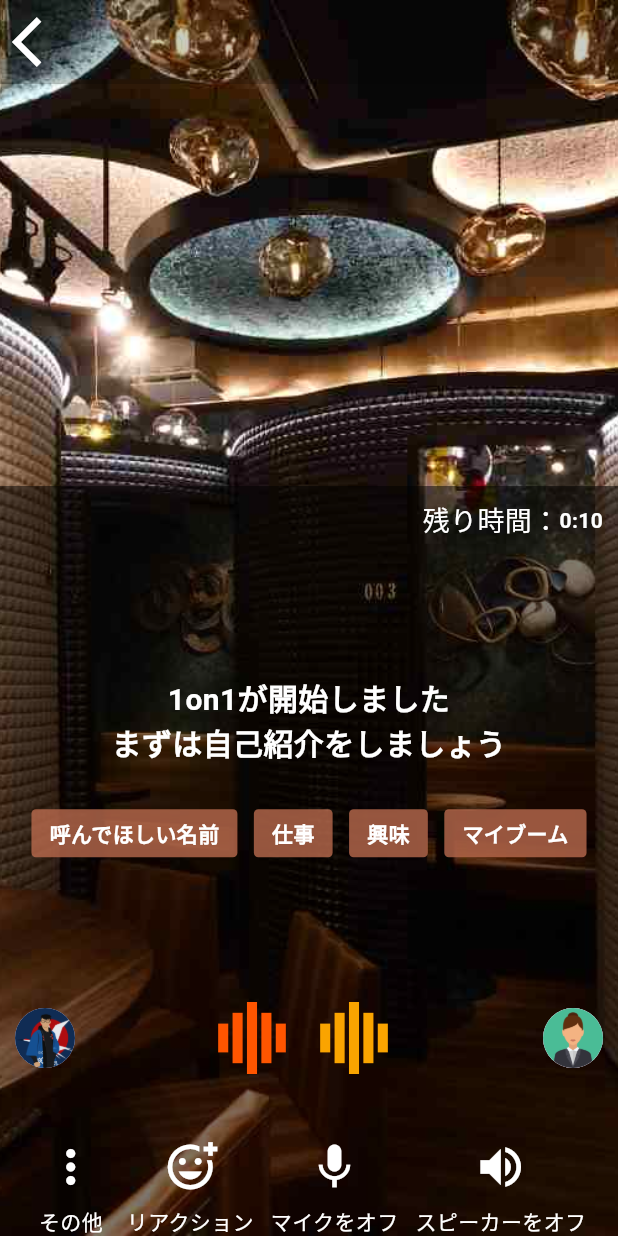
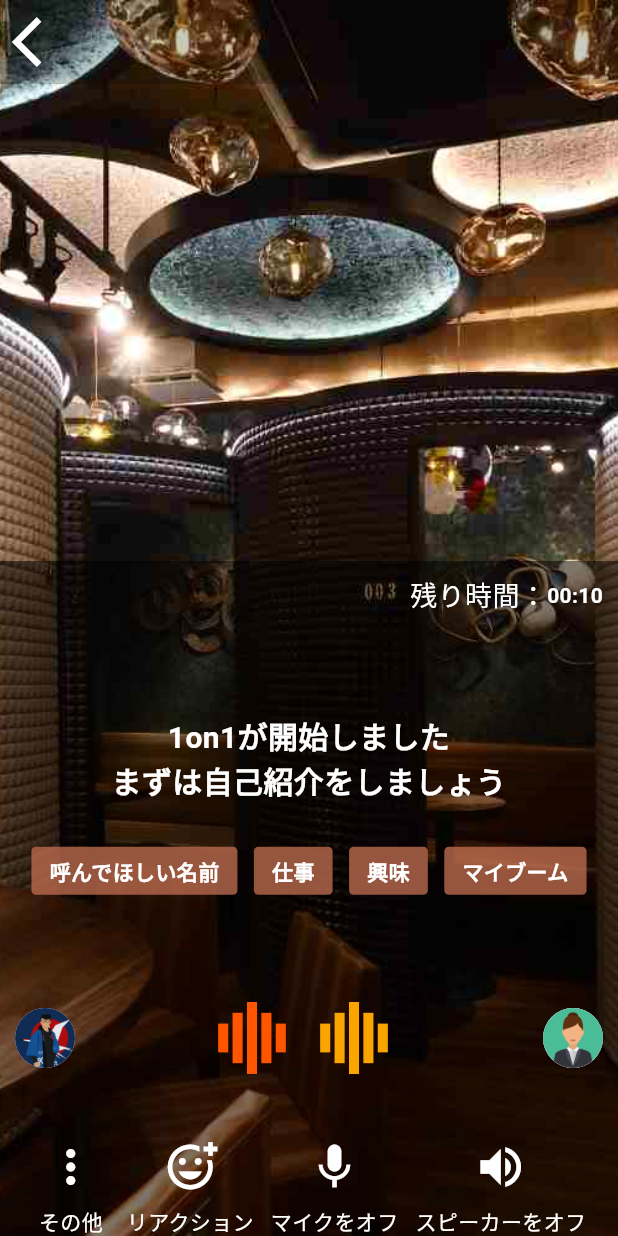
Before and after one commit to tatuan19/flutter-sample, a Flutter app: the screen it shows after launch, on a phone screen of 412 x 824 dp. Run offline on Flutter 3.47's test engine with Material 3 defaults, Android fonts, the phone set to English and light mode, and no system bars; drawn by our look-alikes of loading_indicator; our stand-ins replace auto_route, firebase_auth, firebase_core, flutter_rating_bar, permission_handler, youtube_player_flutter; missing offline and left inert: agora_rtc_engine; accounts and stored records are empty.

Commit message:
Fix countdown timer

```diff
--- a/lib/views/voice_channel/voice_channel_view.dart
+++ b/lib/views/voice_channel/voice_channel_view.dart
@@ -21,7 +21,7 @@ class _VoiceChannelViewState extends State<VoiceChannelView> {
   int uid = 0; // uid of the local user
   GuidanceStep step = GuidanceStep.duringConversation;
   Duration remainingTime = const Duration(seconds: 10);
-  Duration? remindThreshold = const Duration(seconds: 5);
+  Duration remindThreshold = const Duration(seconds: 5);
 
   late RtcEngine agoraEngine;
 
@@ -65,7 +65,7 @@ class _VoiceChannelViewState extends State<VoiceChannelView> {
             Align(
                 alignment: Alignment.bottomCenter,
                 child: Container(
-                  height: 500,
+                  height: 450,
                   width: double.maxFinite,
                   color: Colors.black.withOpacity(0.5),
                   child: Padding(
@@ -142,8 +142,6 @@ class _VoiceChannelViewState extends State<VoiceChannelView> {
           remindThreshold: remindThreshold,
           onRemindThresholdReached: () {
             setState(() {
-              remainingTime = remindThreshold ?? const Duration(seconds: 0);
-              remindThreshold = null;
               step = GuidanceStep.reminder;
             });
           },
--- a/lib/views/voice_channel/widgets/countdown_timer_text.dart
+++ b/lib/views/voice_channel/widgets/countdown_timer_text.dart
@@ -14,7 +14,7 @@ class CountdownTimerText extends StatefulWidget {
 
   final Duration duration;
   final Function onTimerEnd;
-  final Duration? remindThreshold;
+  final Duration remindThreshold;
   final Function onRemindThresholdReached;
 
   @override
@@ -51,10 +51,8 @@ class _CountdownTimerTextState extends State<CountdownTimerText> {
       setState(() {
         _remainingTime = Duration(seconds: _start - duration.elapsed.inSeconds);
       });
-      if (widget.remindThreshold != null &&
-          _remainingTime == widget.remindThreshold) {
+      if (_remainingTime == widget.remindThreshold) {
         widget.onRemindThresholdReached();
-        sub.cancel();
       }
     });
 
@@ -66,17 +64,17 @@ class _CountdownTimerTextState extends State<CountdownTimerText> {
 
   @override
   Widget build(BuildContext context) {
-    int minutes = _remainingTime.inMinutes;
-    int seconds = _remainingTime.inSeconds % 60;
+    final minutes =
+        _remainingTime.inMinutes.remainder(60).toString().padLeft(2, '0');
+    final seconds =
+        _remainingTime.inSeconds.remainder(60).toString().padLeft(2, '0');
 
     return Row(mainAxisAlignment: MainAxisAlignment.end, children: [
       const Text(
         '残り時間：',
         style: TextStyle(color: Colors.white),
       ),
-      if (_remainingTime
-              .compareTo(widget.remindThreshold ?? const Duration(seconds: 0)) <
-          0)
+      if (_remainingTime.compareTo(widget.remindThreshold) <= 0)
         OutlinedText(
           text: '$minutes:$seconds',
           fontWeight: FontWeight.bold,
```
Also changed, not shown: lib/helpers/animations/fade_and_scale_transition.dart (added, +68 -0 lines), lib/views/voice_channel/widgets/guidance.dart (+6 -79 lines).
